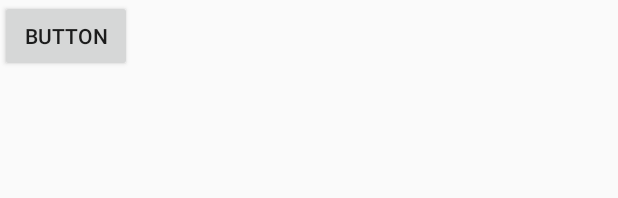
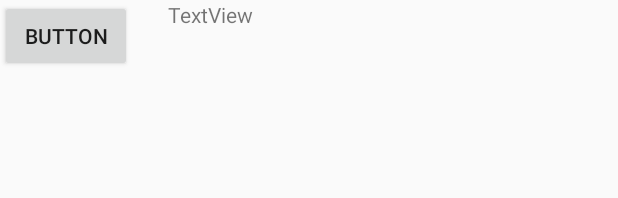
Before and after one commit to amikmandal/LendIt, an Android app: the layout activity_main.xml on its own in the app's theme, with its tools: preview values and no code run, on a phone screen of 412 x 824 dp. Shown: the top 198 px of the screen. Run offline under Robolectric (Android 15) with nearby library versions, the phone set to English and light mode, and no system bars; Roboto replaces fonts that are not available here.

Commit message:
SWATHI NEEDS HELP

```diff
--- a/app/src/main/res/layout/activity_main.xml
+++ b/app/src/main/res/layout/activity_main.xml
@@ -20,8 +20,8 @@
         android:layout_width="match_parent"
         android:layout_height="455dp"
         android:layout_alignParentStart="true"
-        android:layout_alignParentTop="true"
-        android:layout_marginTop="0dp"
+        android:layout_below="@+id/button2"
+        android:layout_marginTop="204dp"
         app:layout_constraintBottom_toTopOf="@+id/navigation"
         app:layout_constraintEnd_toEndOf="parent"
         app:layout_constraintStart_toStartOf="parent"
@@ -37,8 +37,16 @@
         app:layout_constraintBottom_toBottomOf="parent"
         app:layout_constraintLeft_toLeftOf="parent"
         app:layout_constraintRight_toRightOf="parent"
-        app:menu="@menu/navigation" />
+        app:menu="@menu/navigation" >
 
+    </android.support.design.widget.BottomNavigationView>
+
+    <TextView
+        android:id="@+id/write"
+        android:layout_width="300dp"
+        android:layout_height="300dp"
+        android:layout_alignParentEnd="true"
+        android:text="TextView" />
 
 
 </RelativeLayout>
```
Also changed, not shown: app/src/main/java/com/example/sabrinapin/lendit/MainActivity.java (+89 -2 lines), app/src/main/java/com/example/sabrinapin/lendit/NewTransaction.java (+37 -18 lines), app/src/main/java/com/example/sabrinapin/lendit/TransFirInfo.java (added, +45 -0 lines), app/src/main/java/com/example/sabrinapin/lendit/UsernameActivity.java (+12 -2 lines), app/src/main/java/com/example/sabrinapin/lendit/UsernameInformation.java (added, +34 -0 lines).
